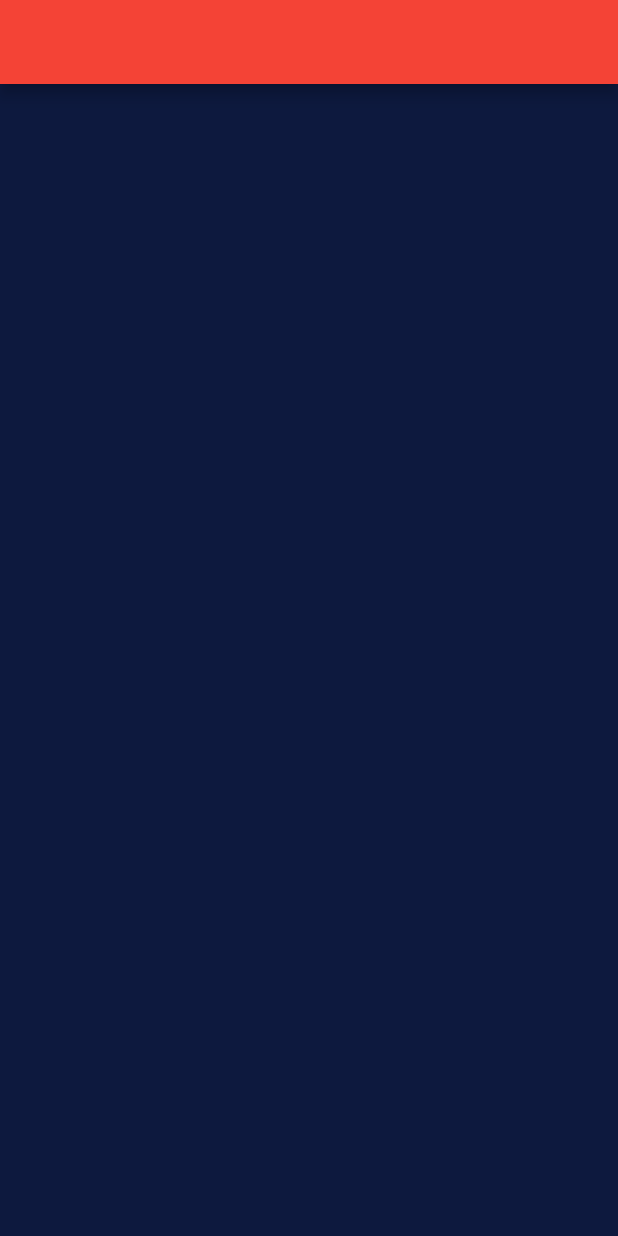
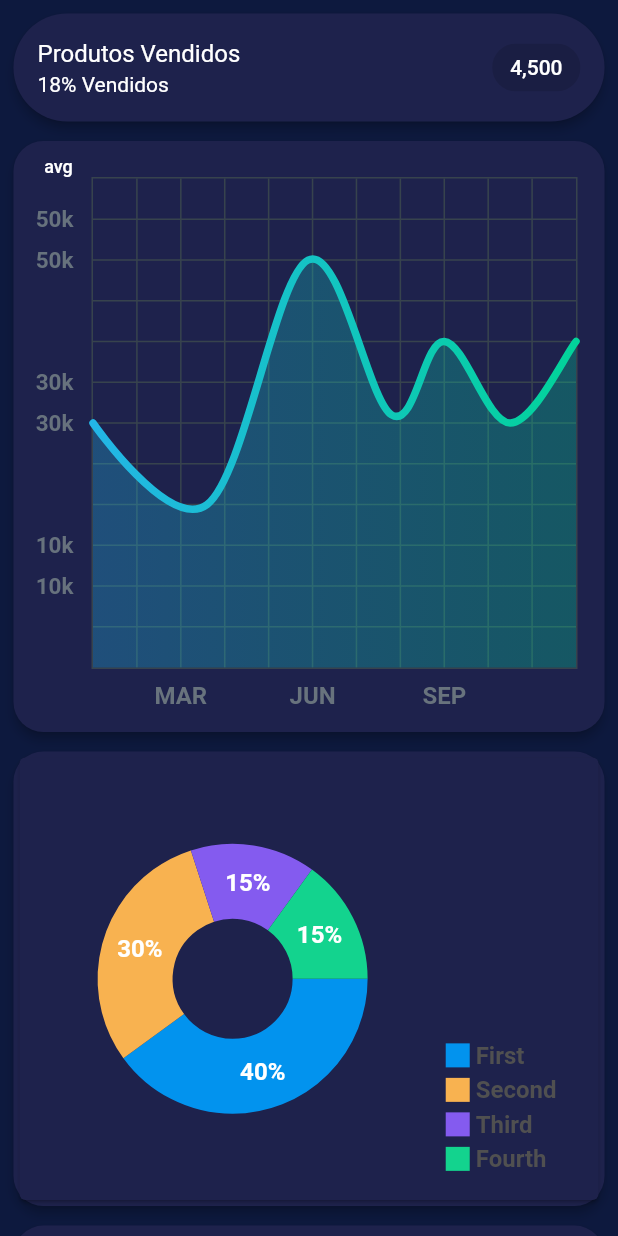
Before and after one commit to zAndreyG/Flutter-Responsive-Mobile-Web-App, a Flutter app: the PanelLeftPage screen opened directly, on a phone screen of 412 x 824 dp. Run offline on Flutter 3.47's test engine with Material 2 defaults, Android fonts, the phone set to English and light mode, and no system bars; drawn by our look-alikes of fl_chart; our stand-ins replace flutter_svg, google_fonts.

Commit message:
Adding Left Panel
- Circle Graph;
- Curved Chart;
- ToDo List.

```diff
--- a/responsive_ui_panel/lib/app_bar/app_bar_widget.dart
+++ b/responsive_ui_panel/lib/app_bar/app_bar_widget.dart
@@ -32,9 +32,9 @@
                 shape: BoxShape.circle,
               ),
               child: CircleAvatar(
-                backgroundColor: Colors.pink,
+                backgroundColor: Colors.white,
                 radius: 30,
-                child: Image.asset('images/photo.png'),
+                child: Image.asset('images/logo.png'),
               ),
             )
           else
--- /dev/null
+++ b/responsive_ui_panel/lib/panel_left/curved_chart.dart
@@ -0,0 +1,279 @@
+import 'package:fl_chart/fl_chart.dart';
+import 'package:flutter/material.dart';
+
+import '../constants.dart';
+
+class LineChartSample2 extends StatefulWidget {
+  @override
+  _LineChartSample2State createState() => _LineChartSample2State();
+}
+
+class _LineChartSample2State extends State<LineChartSample2> {
+  List<Color> gradientColors = [
+    const Color(0xff23b6e6),
+    const Color(0xff02d39a),
+  ];
+
+  bool showAvg = false;
+
+  @override
+  Widget build(BuildContext context) {
+    return Padding(
+      padding: const EdgeInsets.only(
+        left: Constants.kPadding / 2,
+        right: Constants.kPadding / 2,
+        top: Constants.kPadding / 2,
+      ),
+      child: Card(
+        color: Constants.purpleLight,
+        elevation: 3,
+        shape: RoundedRectangleBorder(
+          borderRadius: BorderRadius.circular(20),
+        ),
+        child: Stack(
+          children: <Widget>[
+            AspectRatio(
+              aspectRatio: 1.00,
+              child: Container(
+                decoration: const BoxDecoration(
+                  borderRadius: BorderRadius.all(
+                    Radius.circular(18),
+                  ),
+                ),
+                child: Padding(
+                  padding: const EdgeInsets.only(
+                      right: 18.0, left: 12.0, top: 24, bottom: 12),
+                  child: LineChart(
+                    showAvg ? avgData() : mainData(),
+                  ),
+                ),
+              ),
+            ),
+            SizedBox(
+              width: 60,
+              height: 34,
+              child: TextButton(
+                onPressed: () {
+                  setState(() {
+                    showAvg = !showAvg;
+                  });
+                },
+                child: Text(
+                  'avg',
+                  style: TextStyle(
+                      fontSize: 12,
+                      color: showAvg
+                          ? Colors.white.withOpacity(0.5)
+                          : Colors.white),
+                ),
+              ),
+            ),
+          ],
+        ),
+      ),
+    );
+  }
+
+  LineChartData mainData() {
+    return LineChartData(
+      gridData: FlGridData(
+        show: true,
+        drawVerticalLine: true,
+        getDrawingHorizontalLine: (value) {
+          return FlLine(
+            color: const Color(0xff37434d),
+            strokeWidth: 1,
+          );
+        },
+        getDrawingVerticalLine: (value) {
+          return FlLine(
+            color: const Color(0xff37434d),
+            strokeWidth: 1,
+          );
+        },
+      ),
+      titlesData: FlTitlesData(
+        show: true,
+        bottomTitles: SideTitles(
+          showTitles: true,
+          reservedSize: 22,
+          getTextStyles: (value) => const TextStyle(
+              color: Color(0xff68737d),
+              fontWeight: FontWeight.bold,
+              fontSize: 16),
+          getTitles: (value) {
+            switch (value.toInt()) {
+              case 2:
+                return 'MAR';
+              case 5:
+                return 'JUN';
+              case 8:
+                return 'SEP';
+            }
+            return '';
+          },
+          margin: 8,
+        ),
+        leftTitles: SideTitles(
+          showTitles: true,
+          getTextStyles: (value) => const TextStyle(
+            color: Color(0xff67727d),
+            fontWeight: FontWeight.bold,
+            fontSize: 15,
+          ),
+          getTitles: (value) {
+            switch (value.toInt()) {
+              case 1:
+                return '10k';
+              case 3:
+                return '30k';
+              case 5:
+                return '50k';
+            }
+            return '';
+          },
+          reservedSize: 28,
+          margin: 12,
+        ),
+      ),
+      borderData: FlBorderData(
+          show: true,
+          border: Border.all(color: const Color(0xff37434d), width: 1)),
+      minX: 0,
+      maxX: 11,
+      minY: 0,
+      maxY: 6,
+      lineBarsData: [
+        LineChartBarData(
+          spots: [
+            FlSpot(0, 3),
+            FlSpot(2.6, 2),
+            FlSpot(4.9, 5),
+            FlSpot(6.8, 3.1),
+            FlSpot(8, 4),
+            FlSpot(9.5, 3),
+            FlSpot(11, 4),
+          ],
+          isCurved: true,
+          colors: gradientColors,
+          barWidth: 5,
+          isStrokeCapRound: true,
+          dotData: FlDotData(
+            show: false,
+          ),
+          belowBarData: BarAreaData(
+            show: true,
+            colors:
+                gradientColors.map((color) => color.withOpacity(0.3)).toList(),
+          ),
+        ),
+      ],
+    );
+  }
+
+  LineChartData avgData() {
+    return LineChartData(
+      lineTouchData: LineTouchData(enabled: false),
+      gridData: FlGridData(
+        show: true,
+        drawHorizontalLine: true,
+        getDrawingVerticalLine: (value) {
+          return FlLine(
+            color: const Color(0xff37434d),
+            strokeWidth: 1,
+          );
+        },
+        getDrawingHorizontalLine: (value) {
+          return FlLine(
+            color: const Color(0xff37434d),
+            strokeWidth: 1,
+          );
+        },
+      ),
+      titlesData: FlTitlesData(
+        show: true,
+        bottomTitles: SideTitles(
+          showTitles: true,
+          reservedSize: 22,
+          getTextStyles: (value) => const TextStyle(
+              color: Color(0xff68737d),
+              fontWeight: FontWeight.bold,
+              fontSize: 16),
+          getTitles: (value) {
+            switch (value.toInt()) {
+              case 2:
+                return 'MAR';
+              case 5:
+                return 'JUN';
+              case 8:
+                return 'SEP';
+            }
+            return '';
+          },
+          margin: 8,
+        ),
+        leftTitles: SideTitles(
+          showTitles: true,
+          getTextStyles: (value) => const TextStyle(
+            color: Color(0xff67727d),
+            fontWeight: FontWeight.bold,
+            fontSize: 15,
+          ),
+          getTitles: (value) {
+            switch (value.toInt()) {
+              case 1:
+                return '10k';
+              case 3:
+                return '30k';
+              case 5:
+                return '50k';
+            }
+            return '';
+          },
+          reservedSize: 28,
+          margin: 12,
+        ),
+      ),
+      borderData: FlBorderData(
+          show: true,
+          border: Border.all(color: const Color(0xff37434d), width: 1)),
+      minX: 0,
+      maxX: 11,
+      minY: 0,
+      maxY: 6,
+      lineBarsData: [
+        LineChartBarData(
+          spots: [
+            FlSpot(0, 3.44),
+            FlSpot(2.6, 3.44),
+            FlSpot(4.9, 3.44),
+            FlSpot(6.8, 3.44),
+            FlSpot(8, 3.44),
+            FlSpot(9.5, 3.44),
+            FlSpot(11, 3.44),
+          ],
+          isCurved: true,
+          colors: [
+            ColorTween(begin: gradientColors[0], end: gradientColors[1])
+                .lerp(0.2)!,
+            ColorTween(begin: gradientColors[0], end: gradientColors[1])
+                .lerp(0.2)!,
+          ],
+          barWidth: 5,
+          isStrokeCapRound: true,
+          dotData: FlDotData(
+            show: false,
+          ),
+          belowBarData: BarAreaData(show: true, colors: [
+            ColorTween(begin: gradientColors[0], end: gradientColors[1])
+                .lerp(0.2)!
+                .withOpacity(0.1),
+            ColorTween(begin: gradientColors[0], end: gradientColors[1])
+                .lerp(0.2)!
+                .withOpacity(0.1),
+          ]),
+        ),
+      ],
+    );
+  }
+}
--- a/responsive_ui_panel/lib/panel_left/panel_left_page.dart
+++ b/responsive_ui_panel/lib/panel_left/panel_left_page.dart
@@ -1,4 +1,14 @@
 import 'package:flutter/material.dart';
+import 'package:responsive_ui_panel/constants.dart';
+import 'package:responsive_ui_panel/panel_left/circle_graph.dart';
+import 'package:responsive_ui_panel/panel_left/curved_chart.dart';
+import 'package:responsive_ui_panel/responsive_layout.dart';
+
+class Todo {
+  String name;
+  bool enable;
+  Todo({this.enable = true, required this.name});
+}
 
 class PanelLeftPage extends StatefulWidget {
   @override
@@ -6,11 +16,102 @@
 }
 
 class _PanelLeftPageState extends State<PanelLeftPage> {
+  List<Todo> _toDo = [
+    Todo(name: 'Comprar papél', enable: true),
+    Todo(name: 'Repor estoque de microfones', enable: true),
+    Todo(name: 'Contratar alguém', enable: true),
+    Todo(name: 'Estratégia de Marketing', enable: true),
+    Todo(name: 'Vender Móveis', enable: true),
+    Todo(name: 'Finalizar divulgação', enable: true),
+  ];
   @override
   Widget build(BuildContext context) {
     return Scaffold(
-      appBar: AppBar(
-        backgroundColor: Colors.red,
+      body: Stack(
+        children: [
+          if (ResponsiveLayout.isComputer(context))
+            Container(
+              color: Constants.purpleLight,
+              width: 50,
+              child: Container(
+                decoration: BoxDecoration(
+                  color: Constants.purpleDark,
+                  borderRadius: BorderRadius.only(
+                    topLeft: Radius.circular(50),
+                  ),
+                ),
+              ),
+            ),
+          SingleChildScrollView(
+            child: Column(
+              children: [
+                Padding(
+                  padding: const EdgeInsets.only(
+                    left: Constants.kPadding / 2,
+                    right: Constants.kPadding / 2,
+                    top: Constants.kPadding / 2,
+                  ),
+                  child: Card(
+                    color: Constants.purpleLight,
+                    elevation: 3,
+                    shape: RoundedRectangleBorder(
+                      borderRadius: BorderRadius.circular(50),
+                    ),
+                    child: Container(
+                      width: double.infinity,
+                      child: ListTile(
+                        title: Text(
+                          'Produtos Vendidos',
+                          style: TextStyle(color: Colors.white),
+                        ),
+                        subtitle: Text(
+                          '18% Vendidos',
+                          style: TextStyle(color: Colors.white),
+                        ),
+                        trailing: Chip(
+                          label: Text(
+                            '4,500',
+                            style: TextStyle(color: Colors.white),
+                          ),
+                        ),
+                      ),
+                    ),
+                  ),
+                ),
+                LineChartSample2(),
+                PieChartSample2(),
+                Padding(
+                  padding: const EdgeInsets.only(
+                    left: Constants.kPadding / 2,
+                    right: Constants.kPadding / 2,
+                    top: Constants.kPadding / 2,
+                  ),
+                  child: Card(
+                    color: Constants.purpleLight,
+                    elevation: 3,
+                    shape: RoundedRectangleBorder(
+                      borderRadius: BorderRadius.circular(20),
+                    ),
+                    child: Column(
+                      children: List.generate(
+                        _toDo.length,
+                        (index) => CheckboxListTile(
+                          title: Text(
+                            _toDo[index].name,
+                            style: TextStyle(color: Colors.white),
+                          ),
+                          value: _toDo[index].enable,
+                          onChanged: (newValue) => setState(
+                              () => _toDo[index].enable = newValue ?? true),
+                        ),
+                      ),
+                    ),
+                  ),
+                ),
+              ],
+            ),
+          )
+        ],
       ),
     );
   }
--- a/responsive_ui_panel/lib/widget_tree.dart
+++ b/responsive_ui_panel/lib/widget_tree.dart
@@ -51,5 +51,3 @@
     );
   }
 }
-
-// 14:33
--- a/responsive_ui_panel/pubspec.yaml
+++ b/responsive_ui_panel/pubspec.yaml
@@ -23,6 +23,7 @@
 dependencies:
   flutter:
     sdk: flutter
+  fl_chart: ^0.36.3
 
 
   # The following adds the Cupertino Icons font to your application.
```
Also changed, not shown: responsive_ui_panel/lib/panel_left/circle_graph.dart (added, +214 -0 lines), responsive_ui_panel/lib/responsive_layout.dart (+8 -7 lines), responsive_ui_panel/assets/images/logo.png (added), responsive_ui_panel/assets/images/photo.png, responsive_ui_panel/pubspec.lock.
